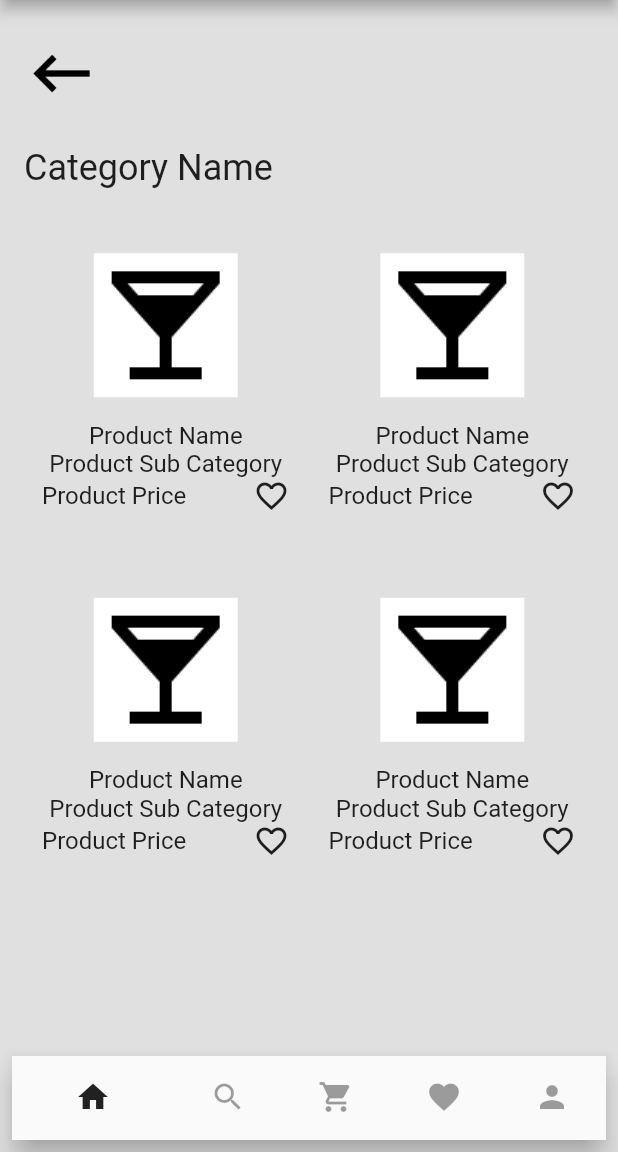
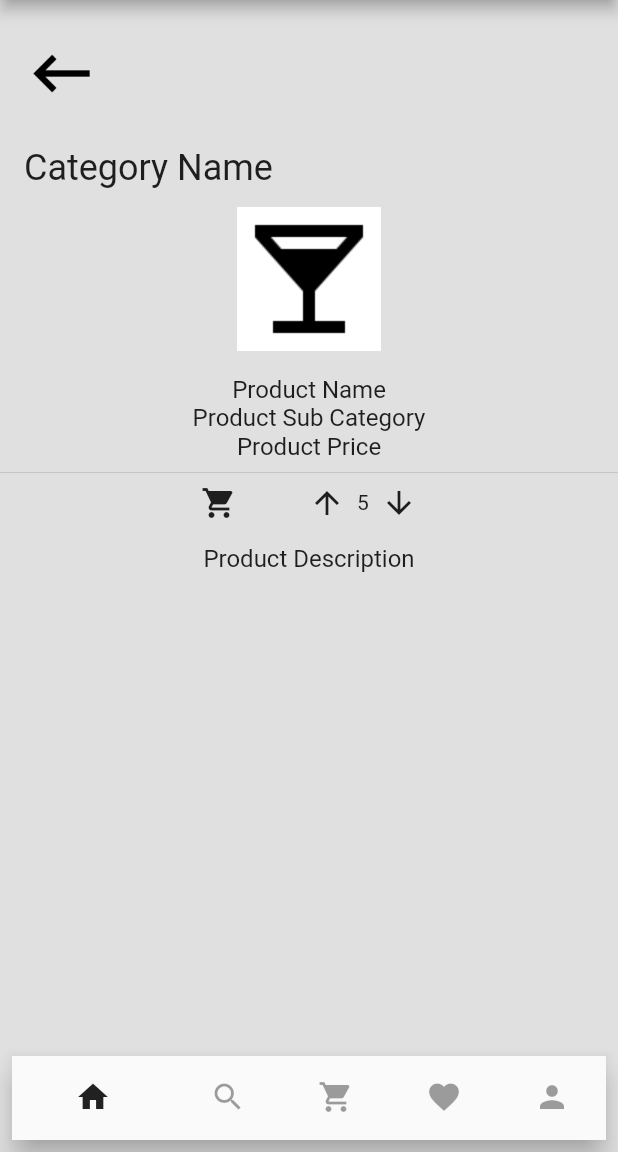
Before and after one commit to Baneeishaque/Samia-Al-Saleh-V2, a Flutter app: the screen it shows after launch, on a phone screen of 412 x 824 dp, the part 84-1236 px from its top. Run offline on Flutter 3.47's test engine with Material 2 defaults, Android fonts, the phone set to English and light mode, and no system bars.

Commit message:
product.dart

```diff
--- a/lib/main.dart
+++ b/lib/main.dart
@@ -1,5 +1,5 @@
 import 'package:flutter/material.dart';
-import 'package:samia_al_saleh/products.dart';
+import 'package:samia_al_saleh/product.dart';
 
 void main() {
   runApp(MyApp());
@@ -17,7 +17,8 @@
 //      home: LauncherPage(title: 'Samia Alsaleh Launcher'),
 //      home: LoginPage(title: 'Samia Alsaleh Product Login'),
 //      home: CategoriesPage(title: 'Samia Alsaleh Product Categories'),
-      home: ProductsPage(title: 'Samia Alsaleh Products'),
+//      home: ProductsPage(title: 'Samia Alsaleh Products'),
+      home: ProductPage(title: 'Samia Alsaleh Product'),
       debugShowCheckedModeBanner: false,
     );
   }
--- /dev/null
+++ b/lib/product.dart
@@ -0,0 +1,294 @@
+import 'package:flutter/material.dart';
+
+class ProductPage extends StatefulWidget {
+  ProductPage({Key key, this.title}) : super(key: key);
+
+  final String title;
+
+  @override
+  _ProductPageState createState() => _ProductPageState();
+}
+
+class _ProductPageState extends State<ProductPage> {
+  final GlobalKey<ScaffoldState> _scaffoldKey = new GlobalKey<ScaffoldState>();
+
+  @override
+  Widget build(BuildContext context) {
+    return Scaffold(
+      key: _scaffoldKey,
+      backgroundColor: Colors.grey[300],
+      appBar: AppBar(
+        backgroundColor: Colors.grey[200],
+        leading: IconButton(
+          icon: Icon(
+            Icons.gamepad,
+            color: Colors.black54,
+          ),
+          onPressed: () => {_scaffoldKey.currentState.openDrawer()},
+        ),
+        actions: [
+          Container(
+            margin: const EdgeInsets.all(8),
+            child: new Image.asset("assets/images/sharp_api_black_48dp.png"),
+          ),
+        ],
+      ),
+      body: Center(
+        child: Column(
+          mainAxisAlignment: MainAxisAlignment.start,
+          children: <Widget>[
+            SizedBox(
+              height: 24,
+            ),
+            new Padding(
+              padding: EdgeInsets.only(left: 16),
+              child: new Row(
+                mainAxisAlignment: MainAxisAlignment.start,
+                children: <Widget>[
+                  new Image.asset(
+                    "assets/images/sharp_keyboard_backspace_black_48dp.png",
+                    height: 50,
+                    width: 50,
+                  ),
+                ],
+              ),
+            ),
+            SizedBox(
+              height: 24,
+            ),
+            new Padding(
+              padding: EdgeInsets.only(left: 16),
+              child: new Row(
+                mainAxisAlignment: MainAxisAlignment.start,
+                children: <Widget>[
+                  Text(
+                    'Category Name',
+                    textAlign: TextAlign.start,
+                    style: TextStyle(fontSize: 24),
+                  ),
+                ],
+              ),
+            ),
+            SizedBox(
+              height: 12,
+            ),
+            Container(
+              color: Colors.white,
+              child: new Image.asset(
+                  'assets/images/sharp_local_bar_black_48dp.png'),
+            ),
+            SizedBox(
+              height: 16,
+            ),
+            Text(
+              'Product Name',
+              textAlign: TextAlign.center,
+              style: TextStyle(fontSize: 16),
+            ),
+            Text(
+              'Product Sub Category',
+              textAlign: TextAlign.center,
+              style: TextStyle(fontSize: 16),
+            ),
+            Text(
+              'Product Price',
+              textAlign: TextAlign.center,
+              style: TextStyle(fontSize: 16),
+            ),
+            Divider(),
+            Row(
+              mainAxisSize: MainAxisSize.min,
+              children: <Widget>[
+                Icon(Icons.shopping_cart),
+                SizedBox(width: 48),
+                Icon(Icons.arrow_upward),
+                SizedBox(
+                  width: 8,
+                ),
+                Text('5'),
+                SizedBox(
+                  width: 8,
+                ),
+                Icon(Icons.arrow_downward),
+              ],
+            ),
+            SizedBox(
+              height: 16,
+            ),
+            Text(
+              'Product Description',
+              textAlign: TextAlign.center,
+              style: TextStyle(fontSize: 16),
+            ),
+          ],
+        ),
+      ),
+      bottomNavigationBar: Container(
+        padding: EdgeInsets.all(8),
+        child: BottomNavigationBar(
+          showSelectedLabels: false,
+          showUnselectedLabels: false,
+          items: const <BottomNavigationBarItem>[
+            BottomNavigationBarItem(
+              icon: Icon(Icons.home),
+              title: Text('Home'),
+            ),
+            BottomNavigationBarItem(
+              icon: Icon(Icons.search),
+              title: Text('Home'),
+            ),
+            BottomNavigationBarItem(
+              icon: Icon(Icons.shopping_cart),
+              title: Text('Home'),
+            ),
+            BottomNavigationBarItem(
+              icon: Icon(Icons.favorite),
+              title: Text('Home'),
+            ),
+            BottomNavigationBarItem(
+              icon: Icon(Icons.person),
+              title: Text('Home'),
+            ),
+          ],
+          currentIndex: 0,
+          selectedItemColor: Colors.black87,
+          unselectedItemColor: Colors.black38,
+          onTap: (index) {},
+        ),
+      ),
+      drawer: Theme(
+        data: Theme.of(context).copyWith(
+          canvasColor: Colors
+              .brown[100], //This will change the drawer background to blue.
+          //other styles
+        ),
+        child: Drawer(
+          // Add a ListView to the drawer. This ensures the user can scroll
+          // through the options in the drawer if there isn't enough vertical
+          // space to fit everything.
+          child: ListView(
+            // Important: Remove any padding from the ListView.
+            padding: EdgeInsets.zero,
+            children: <Widget>[
+              DrawerHeader(
+                child: Column(
+                    mainAxisAlignment: MainAxisAlignment.center,
+                    children: <Widget>[
+                      new Image.asset('assets/images/sharp_api_black_48dp.png'),
+                      SizedBox(
+                        height: 8,
+                      ),
+                      Text('User'),
+                    ]),
+                decoration: BoxDecoration(
+                  color: Colors.deepOrange[300],
+                ),
+              ),
+              new ExpansionTile(
+                title: Text("Products"),
+                children: <Widget>[
+                  ListTile(
+                    title: Text('Products1'.toUpperCase()),
+                    onTap: () {},
+                  ),
+                  ListTile(
+                    title: Text('Products2'.toUpperCase()),
+                    onTap: () {},
+                  ),
+                  ListTile(
+                    title: Text('Products3'.toUpperCase()),
+                    onTap: () {},
+                  ),
+                  ListTile(
+                    title: Text('Products4'.toUpperCase()),
+                    onTap: () {},
+                  ),
+                ],
+              ),
+              Divider(),
+              ListTile(
+                title: Text('Cart'.toUpperCase()),
+                onTap: () {
+                  // Update the state of the app
+                  // ...
+                  // Then close the drawer
+                  Navigator.pop(context);
+                },
+              ),
+              Divider(),
+              ListTile(
+                title: Text('WishList'.toUpperCase()),
+                onTap: () {
+                  // Update the state of the app
+                  // ...
+                  // Then close the drawer
+                  Navigator.pop(context);
+                },
+              ),
+              Divider(),
+              ListTile(
+                title: Text('New Arrivals'.toUpperCase()),
+                onTap: () {
+                  // Update the state of the app
+                  // ...
+                  // Then close the drawer
+                  Navigator.pop(context);
+                },
+              ),
+              Divider(),
+              ListTile(
+                title: Text('Orders'.toUpperCase()),
+                onTap: () {
+                  // Update the state of the app
+                  // ...
+                  // Then close the drawer
+                  Navigator.pop(context);
+                },
+              ),
+              Divider(),
+              ListTile(
+                title: Text('Track Your Order'.toUpperCase()),
+                onTap: () {
+                  // Update the state of the app
+                  // ...
+                  // Then close the drawer
+                  Navigator.pop(context);
+                },
+              ),
+              Divider(),
+              ListTile(
+                title: Text('About Us'.toUpperCase()),
+                onTap: () {
+                  // Update the state of the app
+                  // ...
+                  // Then close the drawer
+                  Navigator.pop(context);
+                },
+              ),
+              Divider(),
+              ListTile(
+                title: Text('Contact Us'.toUpperCase()),
+                onTap: () {
+                  // Update the state of the app
+                  // ...
+                  // Then close the drawer
+                  Navigator.pop(context);
+                },
+              ),
+              Divider(),
+              ListTile(
+                title: Text('Terms & Conditions'.toUpperCase()),
+                onTap: () {
+                  // Update the state of the app
+                  // ...
+                  // Then close the drawer
+                  Navigator.pop(context);
+                },
+              ),
+            ],
+          ),
+        ),
+      ),
+    );
+  }
+}
```
